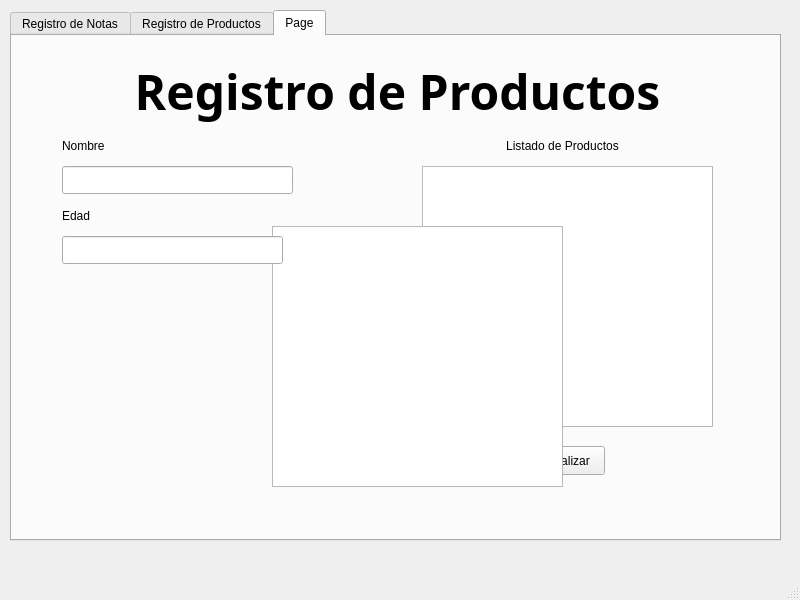
Above: mainwindow.ui from Nickyi175/Lab6_Andrea_Nicole_Altamirano before the change. Below: the same form after it.
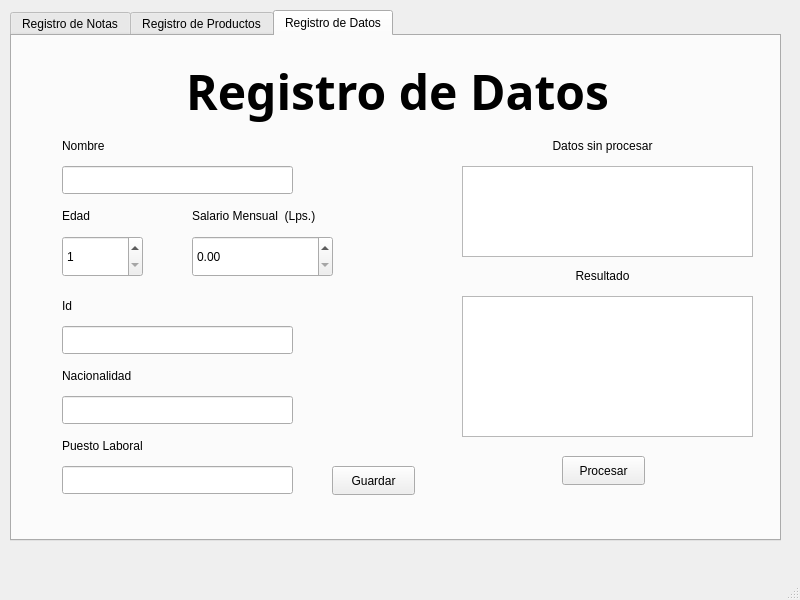
That is the form after the change.

What changed in the file:
```diff
--- a/mainwindow.ui
+++ b/mainwindow.ui
@@ -299,28 +299,28 @@
     </widget>
     <widget class="QWidget" name="tab_5">
      <attribute name="title">
-      <string>Page</string>
+      <string>Registro de Datos</string>
      </attribute>
      <widget class="QPushButton" name="btn_guardarDatos">
       <property name="geometry">
        <rect>
-        <x>510</x>
-        <y>410</y>
+        <x>320</x>
+        <y>430</y>
         <width>83</width>
         <height>29</height>
        </rect>
       </property>
       <property name="text">
-       <string>Actualizar</string>
+       <string>Guardar</string>
       </property>
      </widget>
      <widget class="QTextEdit" name="te_calculos">
       <property name="geometry">
        <rect>
-        <x>410</x>
-        <y>130</y>
+        <x>450</x>
+        <y>260</y>
         <width>291</width>
-        <height>261</height>
+        <height>141</height>
        </rect>
       </property>
       <property name="readOnly">
@@ -330,14 +330,14 @@
      <widget class="QLabel" name="label_14">
       <property name="geometry">
        <rect>
-        <x>460</x>
-        <y>100</y>
+        <x>500</x>
+        <y>230</y>
         <width>181</width>
         <height>20</height>
        </rect>
       </property>
       <property name="text">
-       <string>Listado de Productos</string>
+       <string>Resultado</string>
       </property>
       <property name="alignment">
        <set>Qt::AlignmentFlag::AlignCenter</set>
@@ -360,7 +360,7 @@
        </font>
       </property>
       <property name="text">
-       <string>Registro de Productos</string>
+       <string>Registro de Datos</string>
       </property>
       <property name="alignment">
        <set>Qt::AlignmentFlag::AlignCenter</set>
@@ -369,10 +369,10 @@
      <widget class="QTextEdit" name="te_sinCalcular">
       <property name="geometry">
        <rect>
-        <x>260</x>
-        <y>190</y>
+        <x>450</x>
+        <y>130</y>
         <width>291</width>
-        <height>261</height>
+        <height>91</height>
        </rect>
       </property>
       <property name="readOnly">
@@ -415,16 +415,143 @@
        </rect>
       </property>
      </widget>
-     <widget class="QLineEdit" name="lE_nombreProducto_3">
+     <widget class="QSpinBox" name="spinBox_edad">
       <property name="geometry">
        <rect>
         <x>50</x>
         <y>200</y>
-        <width>221</width>
+        <width>81</width>
+        <height>41</height>
+       </rect>
+      </property>
+      <property name="minimum">
+       <number>1</number>
+      </property>
+     </widget>
+     <widget class="QLabel" name="label_29">
+      <property name="geometry">
+       <rect>
+        <x>180</x>
+        <y>170</y>
+        <width>181</width>
+        <height>20</height>
+       </rect>
+      </property>
+      <property name="text">
+       <string>Salario Mensual  (Lps.)</string>
+      </property>
+     </widget>
+     <widget class="QDoubleSpinBox" name="doubleSpinBox_salario">
+      <property name="geometry">
+       <rect>
+        <x>180</x>
+        <y>200</y>
+        <width>141</width>
+        <height>41</height>
+       </rect>
+      </property>
+      <property name="maximum">
+       <double>99999999.989999994635582</double>
+      </property>
+     </widget>
+     <widget class="QLabel" name="label_30">
+      <property name="geometry">
+       <rect>
+        <x>50</x>
+        <y>330</y>
+        <width>181</width>
+        <height>20</height>
+       </rect>
+      </property>
+      <property name="text">
+       <string>Nacionalidad</string>
+      </property>
+     </widget>
+     <widget class="QLineEdit" name="lE_nacionalidad">
+      <property name="geometry">
+       <rect>
+        <x>50</x>
+        <y>360</y>
+        <width>231</width>
         <height>28</height>
        </rect>
       </property>
      </widget>
+     <widget class="QLabel" name="label_31">
+      <property name="geometry">
+       <rect>
+        <x>50</x>
+        <y>400</y>
+        <width>181</width>
+        <height>20</height>
+       </rect>
+      </property>
+      <property name="text">
+       <string>Puesto Laboral</string>
+      </property>
+     </widget>
+     <widget class="QLineEdit" name="lE_puestoLaboral">
+      <property name="geometry">
+       <rect>
+        <x>50</x>
+        <y>430</y>
+        <width>231</width>
+        <height>28</height>
+       </rect>
+      </property>
+     </widget>
+     <widget class="QLabel" name="label_32">
+      <property name="geometry">
+       <rect>
+        <x>50</x>
+        <y>260</y>
+        <width>181</width>
+        <height>20</height>
+       </rect>
+      </property>
+      <property name="text">
+       <string>Id</string>
+      </property>
+     </widget>
+     <widget class="QLineEdit" name="lE_id">
+      <property name="geometry">
+       <rect>
+        <x>50</x>
+        <y>290</y>
+        <width>231</width>
+        <height>28</height>
+       </rect>
+      </property>
+     </widget>
+     <widget class="QPushButton" name="btn_procesar">
+      <property name="geometry">
+       <rect>
+        <x>550</x>
+        <y>420</y>
+        <width>83</width>
+        <height>29</height>
+       </rect>
+      </property>
+      <property name="text">
+       <string>Procesar</string>
+      </property>
+     </widget>
+     <widget class="QLabel" name="label_16">
+      <property name="geometry">
+       <rect>
+        <x>500</x>
+        <y>100</y>
+        <width>181</width>
+        <height>20</height>
+       </rect>
+      </property>
+      <property name="text">
+       <string>Datos sin procesar</string>
+      </property>
+      <property name="alignment">
+       <set>Qt::AlignCenter</set>
+      </property>
+     </widget>
     </widget>
    </widget>
   </widget>
```
Left out of the diff: 12 changed lines with no effect on the pictures.
